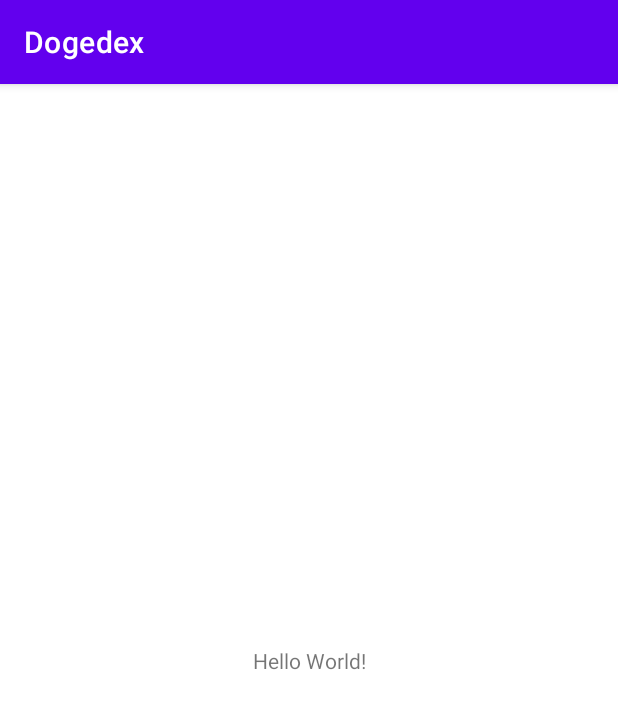
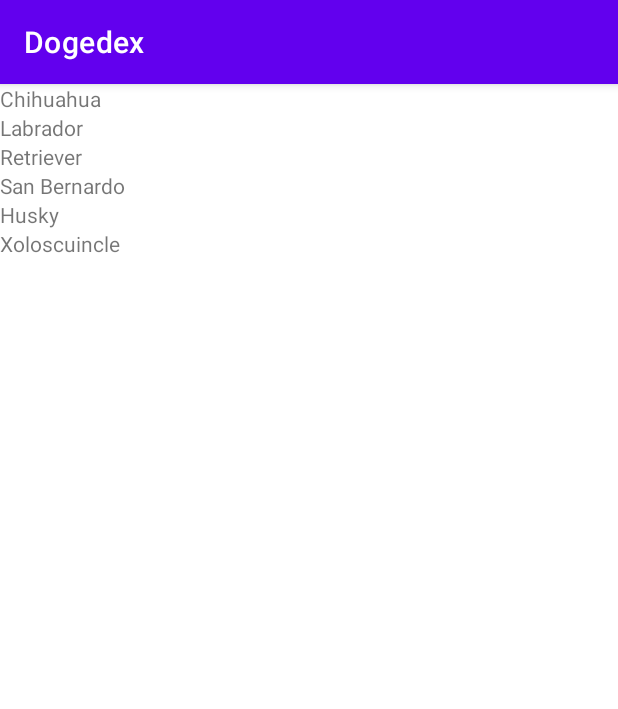
Before and after one commit to awsalcedo/Dogedex, an Android app: the screen it shows after launch (MainActivity before the commit, DogListActivity after it), on a phone screen of 412 x 824 dp. Shown: the top 709 px of the screen. Run offline under Robolectric (Android 15) with nearby library versions, the phone set to English and light mode, and no system bars; our stand-ins replace data binding.

```diff
--- a/app/src/main/AndroidManifest.xml
+++ b/app/src/main/AndroidManifest.xml
@@ -12,10 +12,7 @@
         android:theme="@style/Theme.Dogedex"
         tools:targetApi="31">
         <activity
-            android:name=".DogListActivity"
-            android:exported="false" />
-        <activity
-            android:name=".MainActivity"
+            android:name=".doglist.DogListActivity"
             android:exported="true">
             <intent-filter>
                 <action android:name="android.intent.action.MAIN" />
@@ -23,6 +20,9 @@
                 <category android:name="android.intent.category.LAUNCHER" />
             </intent-filter>
         </activity>
+        <activity
+            android:name=".MainActivity"
+            android:exported="true"></activity>
     </application>
 
 </manifest>
--- /dev/null
+++ b/app/src/main/java/com/asalcedo/dogedex/doglist/DogAdapter.kt
@@ -0,0 +1,44 @@
+package com.asalcedo.dogedex.doglist
+
+import android.view.LayoutInflater
+import android.view.ViewGroup
+import androidx.recyclerview.widget.DiffUtil
+import androidx.recyclerview.widget.ListAdapter
+import androidx.recyclerview.widget.RecyclerView
+import com.asalcedo.dogedex.Dog
+import com.asalcedo.dogedex.databinding.DogListItemBinding
+
+class DogAdapter : ListAdapter<Dog, DogAdapter.DogViewHolder>(DiffCallback) {
+
+    //DiffCallback
+    companion object DiffCallback : DiffUtil.ItemCallback<Dog>() {
+        override fun areItemsTheSame(oldItem: Dog, newItem: Dog): Boolean {
+            return oldItem === newItem
+        }
+
+        override fun areContentsTheSame(oldItem: Dog, newItem: Dog): Boolean {
+            return oldItem.id == newItem.id
+        }
+
+    }
+
+    override fun onCreateViewHolder(parent: ViewGroup, viewType: Int): DogViewHolder {
+        //Inflar el binding y pasarle al ViewHolder
+        val binding = DogListItemBinding.inflate(LayoutInflater.from(parent.context))
+        return DogViewHolder(binding)
+    }
+
+    override fun onBindViewHolder(dogViewHolder: DogViewHolder, position: Int) {
+        val dog = getItem(position)
+        dogViewHolder.bind(dog)
+    }
+
+    //Se el pasa la raíz del binding, por eso se coloca binding.root
+    inner class DogViewHolder(private val binding: DogListItemBinding) :
+        RecyclerView.ViewHolder(binding.root) {
+        //La clase ViewHolder sirve para pintar, en este caso los perros
+        fun bind(dog: Dog) {
+            binding.dogName.text = dog.name
+        }
+    }
+}
--- a/app/src/main/java/com/asalcedo/dogedex/DogListActivity.kt
+++ b/app/src/main/java/com/asalcedo/dogedex/doglist/DogListActivity.kt
@@ -1,7 +1,10 @@
-package com.asalcedo.dogedex
+package com.asalcedo.dogedex.doglist
 
 import androidx.appcompat.app.AppCompatActivity
 import android.os.Bundle
+import androidx.recyclerview.widget.LinearLayoutManager
+import com.asalcedo.dogedex.Dog
+import com.asalcedo.dogedex.R
 import com.asalcedo.dogedex.databinding.ActivityDogListBinding
 
 class DogListActivity : AppCompatActivity() {
@@ -9,10 +12,16 @@ class DogListActivity : AppCompatActivity() {
         super.onCreate(savedInstanceState)
 
         val binding = ActivityDogListBinding.inflate(layoutInflater)
-        setContentView(R.layout.activity_dog_list)
+        setContentView(binding.root)
 
         val dogList = getFakeDogs()
+
         val recycler = binding.dogRecycler
+        recycler.layoutManager = LinearLayoutManager(this)
+
+        val adapter = DogAdapter()
+        recycler.adapter = adapter
+        adapter.submitList(dogList)
     }
 
     private fun getFakeDogs(): MutableList<Dog> {
--- a/app/src/main/res/layout/activity_dog_list.xml
+++ b/app/src/main/res/layout/activity_dog_list.xml
@@ -10,5 +10,5 @@
         android:id="@+id/dog_recycler"
         android:layout_width="match_parent"
         android:layout_height="match_parent"
-        tools:context=".DogListActivity"/>
+        tools:context=".doglist.DogListActivity"/>
 </layout>
--- /dev/null
+++ b/app/src/main/res/layout/dog_list_item.xml
@@ -0,0 +1,9 @@
+<?xml version="1.0" encoding="utf-8"?>
+<layout xmlns:android="http://schemas.android.com/apk/res/android">
+
+        <TextView
+            android:id="@+id/dog_name"
+            android:layout_width="match_parent"
+            android:layout_height="wrap_content"/>
+
+</layout>
```
